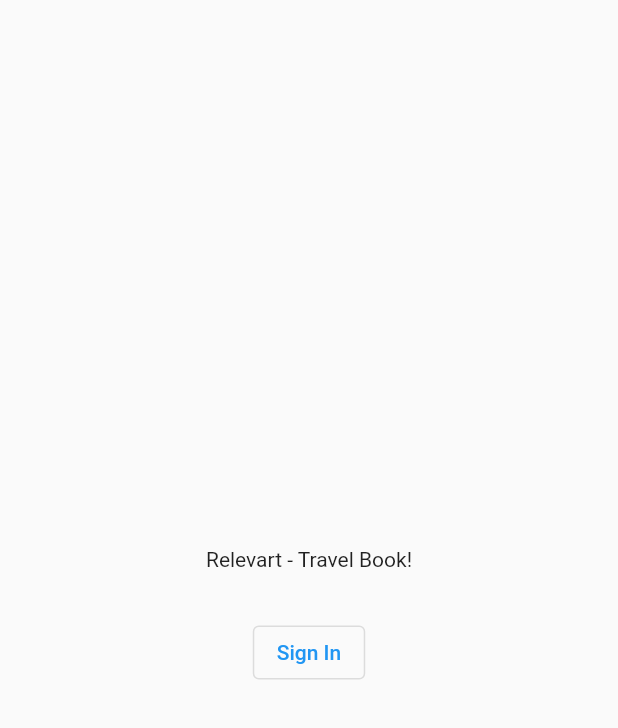
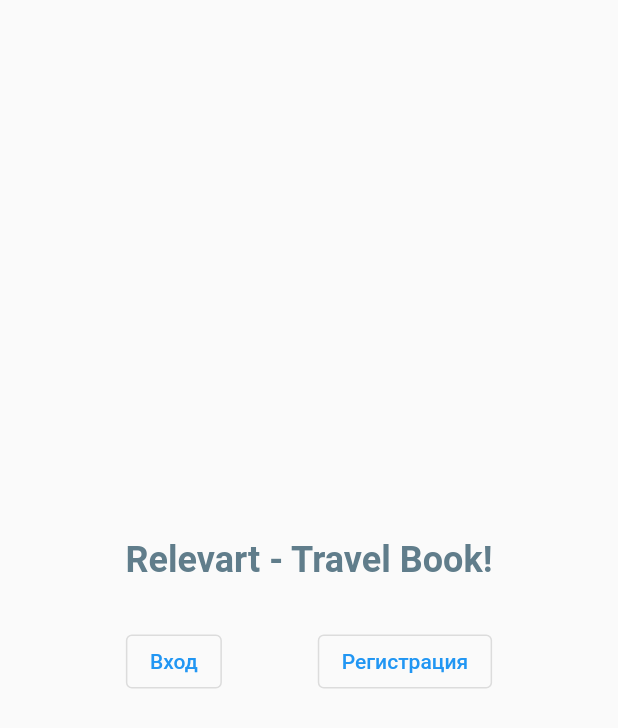
Before and after one commit to Sdoerty/Relevart, a Flutter app: the screen it shows after launch, on a phone screen of 412 x 824 dp. Shown: the top 728 px of the screen. Run offline on Flutter 3.47's test engine with Material 2 defaults, Android fonts, the phone set to English and light mode, and no system bars; our stand-ins replace firebase_auth, firebase_core, font_awesome_flutter, google_sign_in; accounts and stored records are empty.

Commit message:
change welcome page and remove some trash of bottom_nav

```diff
--- a/lib/bottom_navigation.dart
+++ b/lib/bottom_navigation.dart
@@ -13,7 +13,6 @@ class BottomNavigation extends StatefulWidget {
 
 class _BottomNavigationState extends State<BottomNavigation> {
   int _selectedIndex = 0;
-  User? user = FirebaseAuth.instance.currentUser;
 
   static const List<Widget> _widgetOptions = <Widget>[
     // Bottom navigation TravelTable
--- a/lib/welcome_page.dart
+++ b/lib/welcome_page.dart
@@ -15,18 +15,21 @@ class WelcomePage extends StatelessWidget {
           Row(
             mainAxisAlignment: MainAxisAlignment.center,
             children: [
-              Text('Relevart - Travel Book!'),
+              Text('Relevart - Travel Book!', style: TextStyle(fontSize: 24, color: Colors.blueGrey, fontWeight: FontWeight.bold),),
             ],
           ),
           SizedBox(
             height: 30,
           ),
           Row(
-            mainAxisAlignment: MainAxisAlignment.center,
+            mainAxisAlignment: MainAxisAlignment.spaceEvenly,
             children: [
               OutlinedButton(
                   onPressed: () => Navigator.of(context).pushNamed('/welcome_page/sign_in'),
-                  child: Text('Sign In'))
+                  child: Text('Вход')),
+              OutlinedButton(
+                  onPressed: () {},
+                  child: Text('Регистрация'))
             ],
           )
         ],
```
